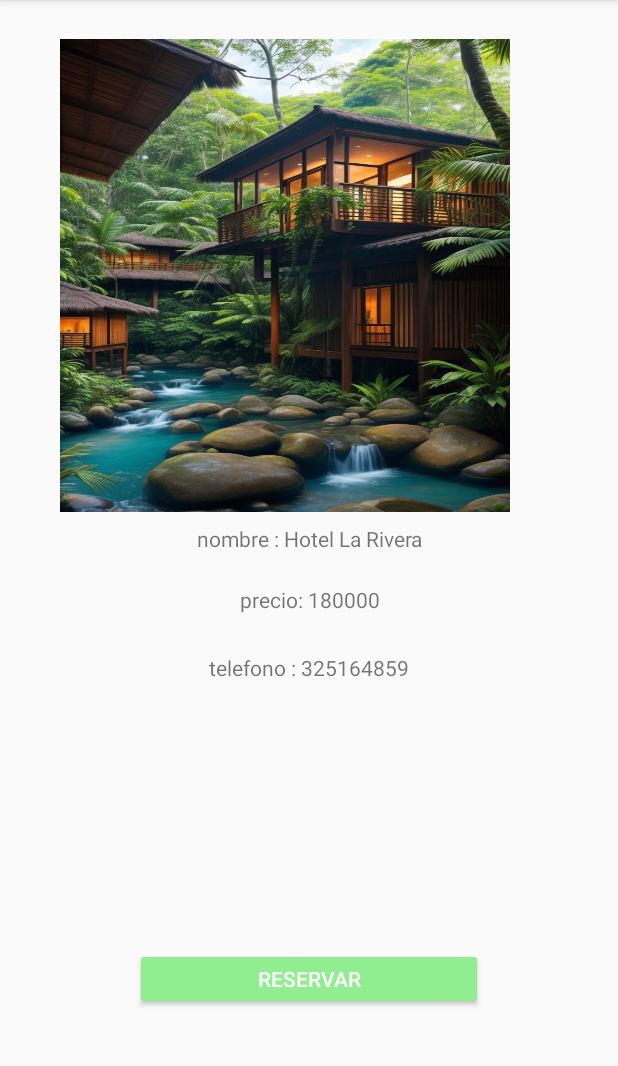
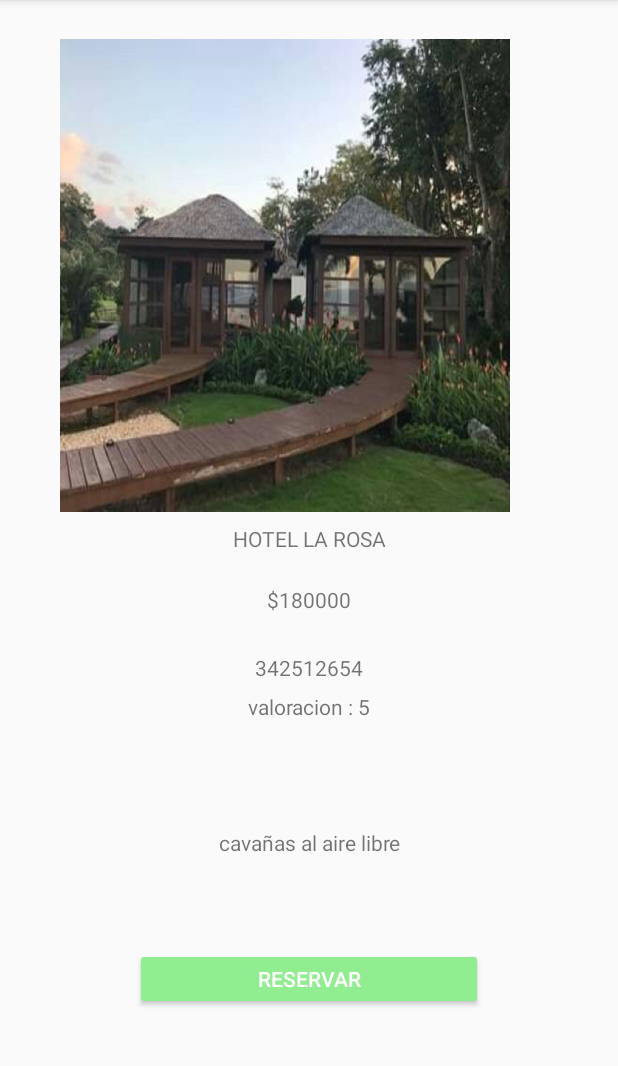
Before and after one commit to stevevelasquez2003/enviomovil2listas, an Android app: the Listahoteles screen opened directly, with no data from a screen before it, after a tap on "HOTEL LA ROSA", on a phone screen of 412 x 824 dp, the part 84-1150 px from its top. Run offline under Robolectric (Android 15) with nearby library versions, the phone set to English and light mode, and no system bars; 1 statement that could not run was skipped.

Commit message:
hice cambios

```diff
--- a/app/src/main/java/com/example/puebliando1/AmpliandoHotel.java
+++ b/app/src/main/java/com/example/puebliando1/AmpliandoHotel.java
@@ -2,6 +2,8 @@ package com.example.puebliando1;
 
 import android.support.v7.app.AppCompatActivity;
 import android.os.Bundle;
+import android.widget.ImageView;
+import android.widget.TextView;
 import android.widget.Toast;
 
 import com.example.puebliando1.moldes.Moldehotel;
@@ -9,13 +11,30 @@ import com.example.puebliando1.moldes.Moldehotel;
 public class AmpliandoHotel extends AppCompatActivity {
 
     Moldehotel moldehotel;
+    ImageView fotoAmpliandoHotel;
+    TextView nombreAmpliandoHotel;
+    TextView precioAmpliandoHotel;
+    TextView telefonoAmpliandoHotel;
+    TextView descripcionHotel;
+    TextView valoracion;
+
 
     @Override
     protected void onCreate(Bundle savedInstanceState) {
         super.onCreate(savedInstanceState);
         setContentView(R.layout.activity_ampliando_hotel);
+        fotoAmpliandoHotel = findViewById(R.id.imagenAmpliandoHotel);
+        nombreAmpliandoHotel = findViewById(R.id.nombrehotelA);
+        precioAmpliandoHotel = findViewById(R.id.preciohotelA);
+        telefonoAmpliandoHotel = findViewById(R.id.telefonohotelA);
+        descripcionHotel = findViewById(R.id.descripcionH);
+        moldehotel=(Moldehotel)getIntent().getSerializableExtra("datoshotel");
 
-        moldehotel=(Moldehotel)getIntent().getSerializableExtra("datoshotel");
-        Toast.makeText(this, moldehotel.getNombre(), Toast.LENGTH_LONG).show();
+        fotoAmpliandoHotel.setImageResource(moldehotel.getFoto());
+        nombreAmpliandoHotel.setText(moldehotel.getNombre());
+        precioAmpliandoHotel.setText(moldehotel.getPrecio());
+        telefonoAmpliandoHotel.setText(moldehotel.getTelefono());
+        descripcionHotel.setText(moldehotel.getDescripcion());
+        valoracion.setText(moldehotel.getValoracion());
     }
 }
--- a/app/src/main/java/com/example/puebliando1/Listahoteles.java
+++ b/app/src/main/java/com/example/puebliando1/Listahoteles.java
@@ -29,12 +29,12 @@ public class Listahoteles extends AppCompatActivity {
     }
 
     private void llenarListaConDatos() {
-        listaHoteles.add(new Moldehotel("HOTEL LA PALMA","$155000","251648932",R.drawable.hoteluno));
-        listaHoteles.add(new Moldehotel("HOTEL LA ROSA","$180000","342512654",R.drawable.hoteldos));
-        listaHoteles.add(new Moldehotel("HOTEL LA LOMA","$185000","263514788",R.drawable.hoteltres));
-        listaHoteles.add(new Moldehotel("HOTEL LA GLAUTIER","$190000","321625148",R.drawable.hotelcuatro));
-        listaHoteles.add(new Moldehotel("HOTEL LA EXTINTO","$195000","320625941",R.drawable.hotelcinco));
-        listaHoteles.add(new Moldehotel("HOTEL LA INSTINTO","$300000","234451698",R.drawable.hotelseis));
+        listaHoteles.add(new Moldehotel("HOTEL LA PALMA","$155000","251648932",R.drawable.hoteluno,"hotel espectacular",R.drawable.hoteldos));
+        listaHoteles.add(new Moldehotel("HOTEL LA ROSA","$180000","342512654",R.drawable.hoteldos,"cavañas al aire libre",R.drawable.hotelcuatro));
+        listaHoteles.add(new Moldehotel("HOTEL LA LOMA","$185000","263514788",R.drawable.hoteltres,"hotel en las montañas",R.drawable.hoteluno));
+        listaHoteles.add(new Moldehotel("HOTEL LA GLAUTIER","$190000","321625148",R.drawable.hotelcuatro,"hotel al lado de la represa",R.drawable.hotelcinco));
+        listaHoteles.add(new Moldehotel("HOTEL LA EXTINTO","$195000","320625941",R.drawable.hotelcinco,"lujoso hotel al lado de el peñol",R.drawable.hoteltres));
+        listaHoteles.add(new Moldehotel("HOTEL LA INSTINTO","$300000","234451698",R.drawable.hotelseis,"hotel en la playa",R.drawable.hotelseis));
 
     }
 }
--- a/app/src/main/java/com/example/puebliando1/moldes/Moldehotel.java
+++ b/app/src/main/java/com/example/puebliando1/moldes/Moldehotel.java
@@ -7,15 +7,35 @@ public class Moldehotel implements Serializable {
    private String precio;
    private  String telefono;
    private Integer foto;
+   private String descripcion;
+   private Integer fotoadicional;
 
    public Moldehotel() {
    }
 
-   public Moldehotel(String nombre, String precio, String telefono, Integer foto) {
+   public Moldehotel(String nombre, String precio, String telefono, Integer foto, String descripcion, Integer fotoadicional) {
       this.nombre = nombre;
       this.precio = precio;
       this.telefono = telefono;
       this.foto = foto;
+      this.descripcion = descripcion;
+      this.fotoadicional = fotoadicional;
+   }
+
+   public String getDescripcion() {
+      return descripcion;
+   }
+
+   public void setDescripcion(String descripcion) {
+      this.descripcion = descripcion;
+   }
+
+   public Integer getFotoadicional() {
+      return fotoadicional;
+   }
+
+   public void setFotoadicional(Integer fotoadicional) {
+      this.fotoadicional = fotoadicional;
    }
 
    public String getNombre() {
--- a/app/src/main/res/layout/activity_ampliando_hotel.xml
+++ b/app/src/main/res/layout/activity_ampliando_hotel.xml
@@ -1,4 +1,5 @@
 <?xml version="1.0" encoding="utf-8"?>
+
 <android.support.constraint.ConstraintLayout xmlns:android="http://schemas.android.com/apk/res/android"
     xmlns:app="http://schemas.android.com/apk/res-auto"
     xmlns:tools="http://schemas.android.com/tools"
@@ -60,6 +61,19 @@
 
         />
 
+    <TextView
+        android:id="@+id/descripcionH"
+        android:layout_width="match_parent"
+        android:layout_height="wrap_content"
+        android:text="Lorem ipsum dolor sit amet, consectetur adipiscing elit. Phasellus aliquet non nisl a pretium. Nulla tellus velit, lobortis vitae posuere vitae, fringilla ac dui. Donec nec egestas dolor, eget ultricies orci. Proin hendrerit magna eu consequat vehicula. Nunc euismod arcu nec ante elementum, ac dignissim massa viverra. Morbi rhoncus metus odio, dapibus imperdiet mauris ultricies id. Quisque bibendum turpis sit amet varius interdum. Duis metus nisi, auctor vehicula cursus eget, ornare scelerisque arcu. Maecenas eu nisl sit amet ipsum laoreet dapibus. Maecenas tempor eleifend congue."
+        android:textAlignment="center"
+        app:layout_constraintBottom_toBottomOf="parent"
+        app:layout_constraintEnd_toEndOf="parent"
+        app:layout_constraintHorizontal_bias="1.0"
+        app:layout_constraintStart_toStartOf="parent"
+        app:layout_constraintTop_toBottomOf="@id/imagenAmpliandoHotel"
+        app:layout_constraintVertical_bias="0.518" />
+
     <Button
         android:id="@+id/botonhoteles"
         android:layout_width="232dp"
@@ -74,4 +88,18 @@
         app:layout_constraintTop_toBottomOf="@id/imagenAmpliandoHotel"
         app:layout_constraintVertical_bias="0.755" />
 
+    <TextView
+       android:id="@+id/valoracionHotel"
+        android:layout_width="match_parent"
+        android:layout_height="wrap_content"
+        android:text="valoracion : 5"
+        android:textAlignment="center"
+        app:layout_constraintBottom_toBottomOf="parent"
+        app:layout_constraintEnd_toEndOf="parent"
+        app:layout_constraintHorizontal_bias="0.0"
+        app:layout_constraintStart_toStartOf="parent"
+        app:layout_constraintTop_toBottomOf="@id/imagenAmpliandoHotel"
+
+        app:layout_constraintVertical_bias="0.295" />
+
 </android.support.constraint.ConstraintLayout>
```
Also changed, not shown: app/src/main/java/com/example/puebliando1/AmpliandoRestaurantes.java (+21 -1 lines), app/src/main/java/com/example/puebliando1/AmpliandoTurismo.java (+21 -0 lines), app/src/main/res/layout/activity_ampliando_restaurantes.xml (+4 -4 lines), app/src/main/res/layout/activity_ampliando_turismo.xml (+70 -0 lines), app/src/main/res/layout/molde_turismo.xml (+7 -2 lines), app/src/main/res/layout/molderestaurante.xml (+4 -5 lines).
